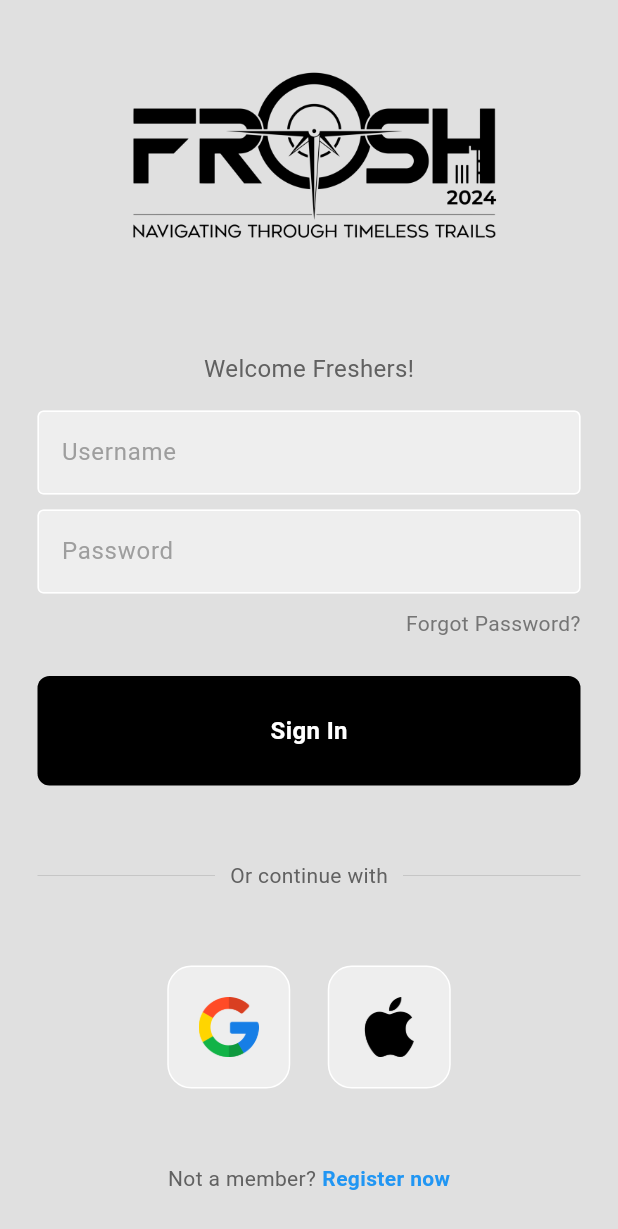
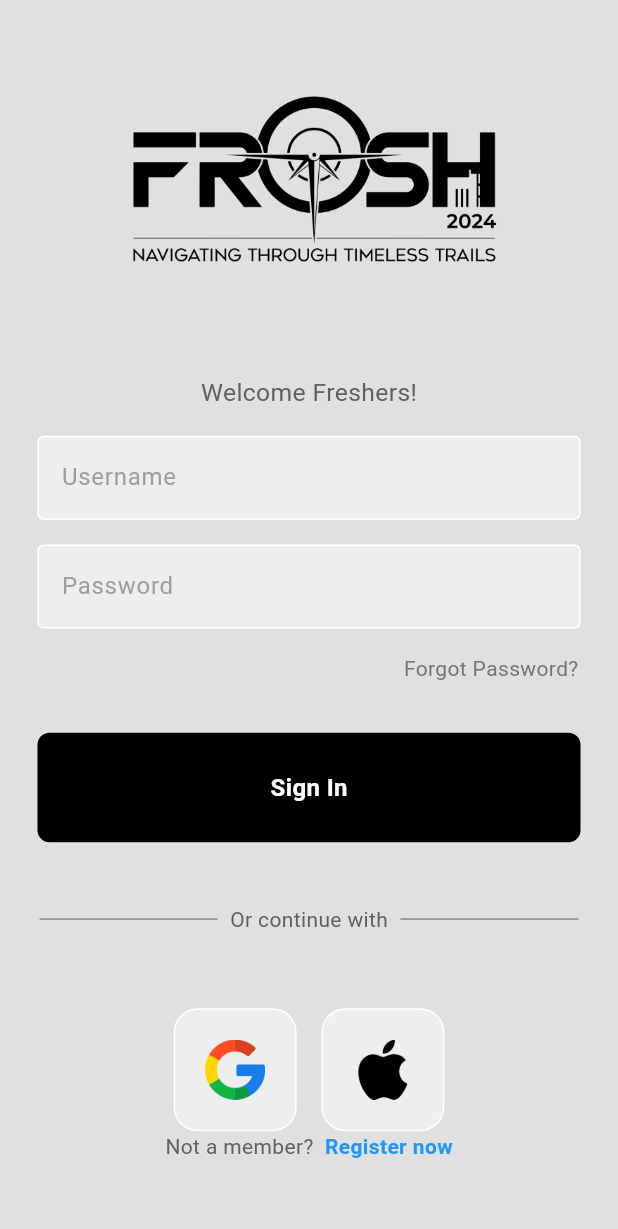
Before and after one commit to mrinank03/App-Workshop, a Flutter app: the screen it shows after launch, on a phone screen of 412 x 824 dp. Shown: the top 1229 px of the screen. Run offline on Flutter 3.47's test engine with Material 3 defaults, Android fonts, the phone set to English and light mode, and no system bars.

Commit message:
Media queries added

```diff
--- a/lib/pages/login_page.dart
+++ b/lib/pages/login_page.dart
@@ -16,8 +16,10 @@ class LoginPage extends StatelessWidget {
   @override
   Widget build(BuildContext context) {
     double screenHeight = MediaQuery.of(context).size.height;
+    double screenWidth = MediaQuery.of(context).size.height;
 
     return Scaffold(
+      resizeToAvoidBottomInset : false,
       backgroundColor: Colors.grey[300],
       body: SafeArea(
         child: Center(
@@ -38,7 +40,7 @@ class LoginPage extends StatelessWidget {
                 'Welcome Freshers!',
                 style: TextStyle(
                   color: Colors.grey[700],
-                  fontSize: 16,
+                  fontSize: screenWidth*0.02,
                 ),
               ),
 
@@ -51,7 +53,7 @@ class LoginPage extends StatelessWidget {
                 obscureText: false,
               ),
 
-              const SizedBox(height: 10),
+              SizedBox(height: screenHeight * 0.02),
 
               // password textfield
               MyTextField(
@@ -60,11 +62,11 @@ class LoginPage extends StatelessWidget {
                 obscureText: true,
               ),
 
-              const SizedBox(height: 10),
+              SizedBox(height: screenHeight * 0.02),
 
               // forgot password?
               Padding(
-                padding: const EdgeInsets.symmetric(horizontal: 25.0),
+                padding: EdgeInsets.symmetric(horizontal: screenWidth * 0.032),
                 child: Row(
                   mainAxisAlignment: MainAxisAlignment.end,
                   children: [
@@ -76,79 +78,80 @@ class LoginPage extends StatelessWidget {
                 ),
               ),
 
-              const SizedBox(height: 25),
+              SizedBox(height: screenHeight * 0.04),
 
               // sign in button
               MyButton(
                 onTap: signUserIn,
               ),
 
-              const SizedBox(height: 50),
+              SizedBox(height: screenHeight * 0.05),
 
               // or continue with
               Padding(
-                padding: const EdgeInsets.symmetric(horizontal: 25.0),
+                padding: EdgeInsets.symmetric(horizontal: screenWidth * 0.032),
                 child: Row(
                   children: [
-                    Expanded(
+                     Expanded(
                       child: Divider(
-                        thickness: 0.5,
-                        color: Colors.grey[400],
+                        thickness: screenWidth * 0.00082,
+                        color: Colors.grey[700],
                       ),
                     ),
                     Padding(
-                      padding: const EdgeInsets.symmetric(horizontal: 10.0),
+                      padding:  EdgeInsets.symmetric(horizontal: screenWidth*0.01),
                       child: Text(
                         'Or continue with',
                         style: TextStyle(color: Colors.grey[700]),
                       ),
                     ),
-                    Expanded(
+                     Expanded(
                       child: Divider(
-                        thickness: 0.5,
-                        color: Colors.grey[400],
+                        thickness: screenWidth * 0.00082,
+                        color: Colors.grey[700],
                       ),
                     ),
                   ],
                 ),
               ),
 
-              const SizedBox(height: 50),
+              SizedBox(height: screenHeight * 0.06),
 
               // google + apple sign in buttons
-              const Row(
+               Row(
                 mainAxisAlignment: MainAxisAlignment.center,
                 children: [
                   // google button
-                  SquareTile(imagePath: 'lib/images/google.png'),
+                  const SquareTile(imagePath: 'lib/images/google.png'),
 
-                  SizedBox(width: 25),
+                  SizedBox(width: screenWidth*0.02),
 
                   // apple button
-                  SquareTile(imagePath: 'lib/images/apple.png')
+                  const SquareTile(imagePath: 'lib/images/apple.png')
                 ],
               ),
 
-              const SizedBox(height: 50),
+              // SizedBox(height: screenHeight * 0.06),
 
               // not a member? register now
               Row(
                 mainAxisAlignment: MainAxisAlignment.center,
                 children: [
                   Text(
-                    'Not a member?',
+                    'Not a member?  ',
                     style: TextStyle(color: Colors.grey[700]),
                   ),
-                  const SizedBox(width: 4),
+                  SizedBox(height: screenHeight * 0.005),
                   const Text(
                     'Register now',
                     style: TextStyle(
                       color: Colors.blue,
                       fontWeight: FontWeight.bold,
                     ),
-                  ),
+                  )
                 ],
-              )
+              ),
+              SizedBox(height: screenHeight * 0.007),
             ],
           ),
         ),
```
